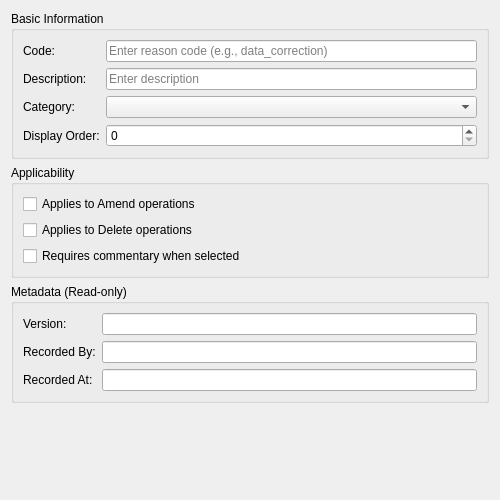
First picture: the form in projects/ores.qt/ui/ChangeReasonDetailDialog.ui, repository OreStudio/OreStudio, before the edit.
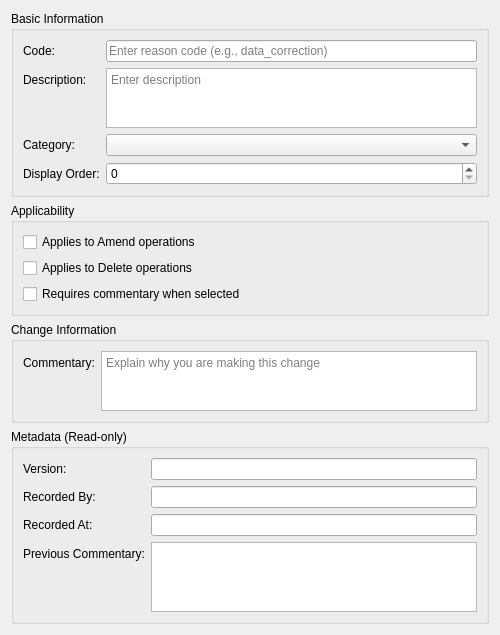
Second picture: the form after the edit.

Commit message:
[qt] Add change commentary and category support to detail dialogs
UI improvements based on review feedback:
- Add Change Information group with editable commentary field to both
  ChangeReasonDetailDialog and ChangeReasonCategoryDetailDialog
- Show previous commentary in metadata section
- Make description field larger (QPlainTextEdit) in ChangeReasonDetailDialog
- Load categories into combo box via ChangeReasonCache
- Pass cache to ChangeReasonController from MainWindow

```diff
--- a/projects/ores.qt/ui/ChangeReasonDetailDialog.ui
+++ b/projects/ores.qt/ui/ChangeReasonDetailDialog.ui
@@ -54,7 +54,19 @@
        </widget>
       </item>
       <item row="1" column="1">
-       <widget class="QLineEdit" name="descriptionEdit">
+       <widget class="QPlainTextEdit" name="descriptionEdit">
+        <property name="minimumSize">
+         <size>
+          <width>0</width>
+          <height>60</height>
+         </size>
+        </property>
+        <property name="maximumSize">
+         <size>
+          <width>16777215</width>
+          <height>100</height>
+         </size>
+        </property>
         <property name="placeholderText">
          <string>Enter description</string>
         </property>
@@ -120,6 +132,41 @@
      </layout>
     </widget>
    </item>
+   <item>
+    <widget class="QGroupBox" name="changeInfoGroup">
+     <property name="title">
+      <string>Change Information</string>
+     </property>
+     <layout class="QFormLayout" name="changeInfoLayout">
+      <item row="0" column="0">
+       <widget class="QLabel" name="labelChangeCommentary">
+        <property name="text">
+         <string>Commentary:</string>
+        </property>
+       </widget>
+      </item>
+      <item row="0" column="1">
+       <widget class="QPlainTextEdit" name="changeCommentaryEdit">
+        <property name="minimumSize">
+         <size>
+          <width>0</width>
+          <height>60</height>
+         </size>
+        </property>
+        <property name="maximumSize">
+         <size>
+          <width>16777215</width>
+          <height>100</height>
+         </size>
+        </property>
+        <property name="placeholderText">
+         <string>Explain why you are making this change</string>
+        </property>
+       </widget>
+      </item>
+     </layout>
+    </widget>
+   </item>
    <item>
     <widget class="QGroupBox" name="metadataGroup">
      <property name="title">
@@ -168,6 +215,26 @@
         </property>
        </widget>
       </item>
+      <item row="3" column="0">
+       <widget class="QLabel" name="labelPrevCommentary">
+        <property name="text">
+         <string>Previous Commentary:</string>
+        </property>
+       </widget>
+      </item>
+      <item row="3" column="1">
+       <widget class="QPlainTextEdit" name="prevCommentaryEdit">
+        <property name="readOnly">
+         <bool>true</bool>
+        </property>
+        <property name="maximumSize">
+         <size>
+          <width>16777215</width>
+          <height>80</height>
+         </size>
+        </property>
+       </widget>
+      </item>
      </layout>
     </widget>
    </item>
```
The commit also changes 6 other files.
